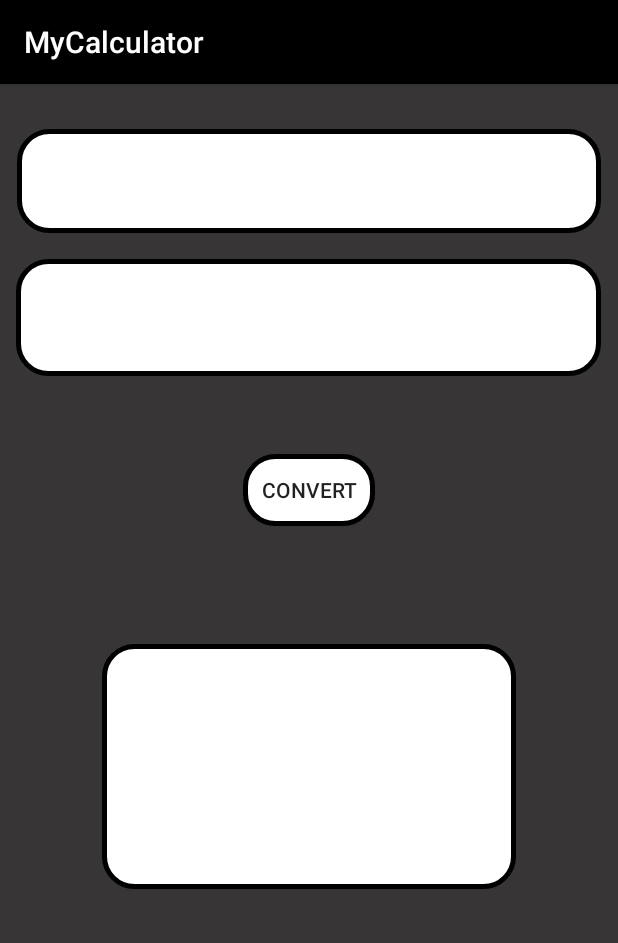
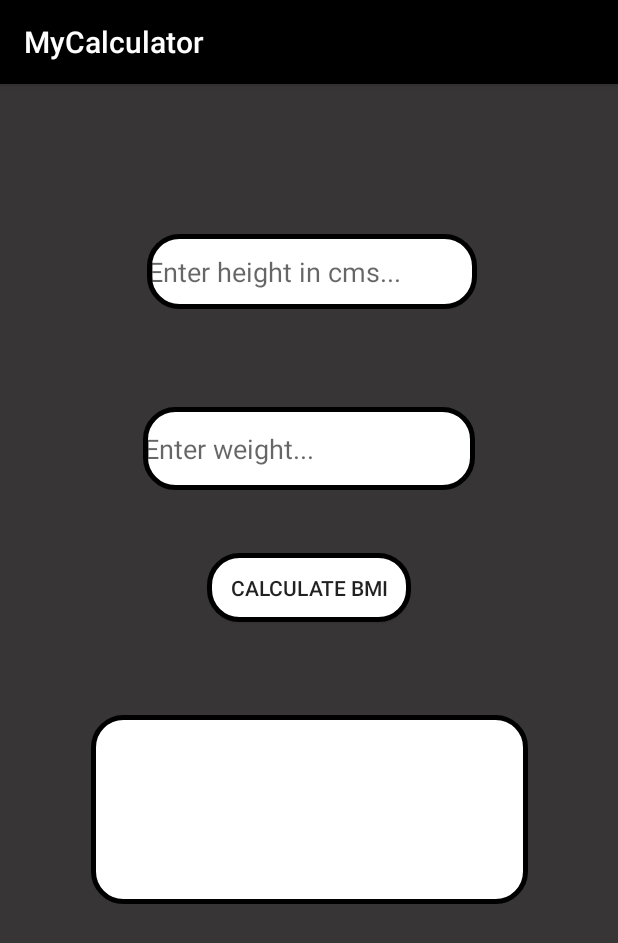
Before and after one commit to 99002658/Android_Mini-Project, an Android app: the bmi screen opened directly, with no data from a screen before it, on a phone screen of 412 x 824 dp. Shown: the top 943 px of the screen. Run offline under Robolectric (Android 15) with nearby library versions, the phone set to English and light mode, and no system bars.

Commit message:
added BMI function

```diff
--- a/Calculator/app/src/main/java/com/lnt/mycalculator/UnitConverter.java
+++ b/Calculator/app/src/main/java/com/lnt/mycalculator/UnitConverter.java
@@ -15,6 +15,7 @@ public class UnitConverter extends AppCompatActivity {
     Button weight;
     Button temperature;
     Button currency;
+    Button bmi;
 
 
     @Override
@@ -26,6 +27,7 @@ public class UnitConverter extends AppCompatActivity {
         weight = (Button)findViewById(R.id.weight);
         temperature = (Button)findViewById(R.id.temp);
         currency = (Button)findViewById(R.id.currency);
+        bmi = (Button)findViewById(R.id.bmi);
 
         length.setOnClickListener(new View.OnClickListener() {
             @Override
@@ -51,6 +53,12 @@ public class UnitConverter extends AppCompatActivity {
                 openNewActivity4();
             }
         });
+        bmi.setOnClickListener(new View.OnClickListener() {
+            @Override
+            public void onClick(View v) {
+                openNewActivity5();
+            }
+        });
     }
 
 
@@ -73,5 +81,9 @@ public class UnitConverter extends AppCompatActivity {
         Intent intent = new Intent(this, CurrencyConverter.class);
         startActivity(intent);
     }
+    public void openNewActivity5() {
+        Intent intent = new Intent(this, bmi.class);
+        startActivity(intent);
+    }
 
 }
--- a/Calculator/app/src/main/res/layout/activity_bmi.xml
+++ b/Calculator/app/src/main/res/layout/activity_bmi.xml
@@ -5,83 +5,74 @@
     android:layout_width="match_parent"
     android:layout_height="match_parent"
     android:background="#373535"
-    tools:context=".LengthConverter">
+    tools:context=".BMI_calc">
 
     <EditText
         android:id="@+id/height"
-        android:layout_width="389dp"
-        android:layout_height="69dp"
-        android:layout_below="@+id/spinner_from"
-        android:layout_marginStart="11dp"
-        android:layout_marginLeft="11dp"
-        android:layout_marginTop="30dp"
-        android:layout_marginEnd="11dp"
-        android:layout_marginRight="11dp"
+        android:layout_width="220dp"
+        android:layout_height="50dp"
+        android:layout_marginStart="101dp"
+        android:layout_marginTop="81dp"
+        android:layout_marginEnd="97dp"
+        android:layout_marginBottom="600dp"
         android:background="@drawable/draw"
-        android:clickable="false"
-        android:cursorVisible="false"
         android:ems="10"
-        android:focusable="false"
-        android:focusableInTouchMode="false"
-        android:inputType="numberDecimal"
+        android:hint="Enter height in cms..."
+        android:inputType="textPersonName"
+        android:onClick="calculateBMI"
+        app:layout_constraintBottom_toBottomOf="parent"
         app:layout_constraintEnd_toEndOf="parent"
         app:layout_constraintStart_toStartOf="parent"
         app:layout_constraintTop_toTopOf="parent" />
 
     <EditText
         android:id="@+id/weight"
-        android:layout_width="390dp"
-        android:layout_height="78dp"
-        android:layout_below="@+id/spinner_to"
-        android:layout_marginStart="10dp"
-        android:layout_marginLeft="10dp"
-        android:layout_marginTop="17dp"
-        android:layout_marginEnd="11dp"
-        android:layout_marginRight="11dp"
+        android:layout_width="221dp"
+        android:layout_height="55dp"
+        android:layout_marginStart="99dp"
+        android:layout_marginTop="59dp"
+        android:layout_marginEnd="99dp"
+        android:layout_marginBottom="491dp"
         android:background="@drawable/draw"
-        android:clickable="false"
-        android:cursorVisible="false"
         android:ems="10"
-        android:focusable="false"
-        android:focusableInTouchMode="false"
-        android:inputType="numberDecimal"
+        android:hint="Enter weight..."
+        android:inputType="textPersonName"
+        app:layout_constraintBottom_toBottomOf="parent"
         app:layout_constraintEnd_toEndOf="parent"
         app:layout_constraintStart_toStartOf="parent"
         app:layout_constraintTop_toBottomOf="@+id/height" />
 
     <Button
-        android:id="@+id/button_convert"
-        android:layout_width="wrap_content"
-        android:layout_height="wrap_content"
-        android:layout_centerHorizontal="true"
-        android:layout_centerVertical="true"
+        android:id="@+id/calculate"
+        android:layout_width="136dp"
+        android:layout_height="46dp"
         android:layout_marginStart="162dp"
-        android:layout_marginLeft="162dp"
-        android:layout_marginTop="52dp"
+        android:layout_marginTop="37dp"
         android:layout_marginEnd="162dp"
-        android:layout_marginRight="162dp"
+        android:layout_marginBottom="405dp"
         android:background="@drawable/draw"
-        android:onClick="convert"
-        android:text="Convert"
+        android:hapticFeedbackEnabled="true"
+        android:onClick="calculateBMI"
+        android:text="CALCULATE BMI"
+        app:layout_constraintBottom_toBottomOf="parent"
         app:layout_constraintEnd_toEndOf="parent"
         app:layout_constraintStart_toStartOf="parent"
         app:layout_constraintTop_toBottomOf="@+id/weight" />
 
     <TextView
         android:id="@+id/output"
-        android:layout_width="276dp"
-        android:layout_height="163dp"
-        android:layout_marginStart="69dp"
-        android:layout_marginLeft="69dp"
+        android:layout_width="291dp"
+        android:layout_height="126dp"
+        android:layout_marginStart="62dp"
         android:layout_marginTop="60dp"
-        android:layout_marginEnd="70dp"
-        android:layout_marginRight="70dp"
-        android:layout_marginBottom="213dp"
+        android:layout_marginEnd="62dp"
+        android:layout_marginBottom="219dp"
+        android:textAlignment="center"
         android:background="@drawable/draw"
-        android:textSize="30sp"
+        android:textIsSelectable="true"
+        android:textSize="24sp"
         app:layout_constraintBottom_toBottomOf="parent"
         app:layout_constraintEnd_toEndOf="parent"
         app:layout_constraintStart_toStartOf="parent"
-        app:layout_constraintTop_toBottomOf="@+id/button_convert" />
-
+        app:layout_constraintTop_toBottomOf="@+id/calculate" />
 </androidx.constraintlayout.widget.ConstraintLayout>
```
